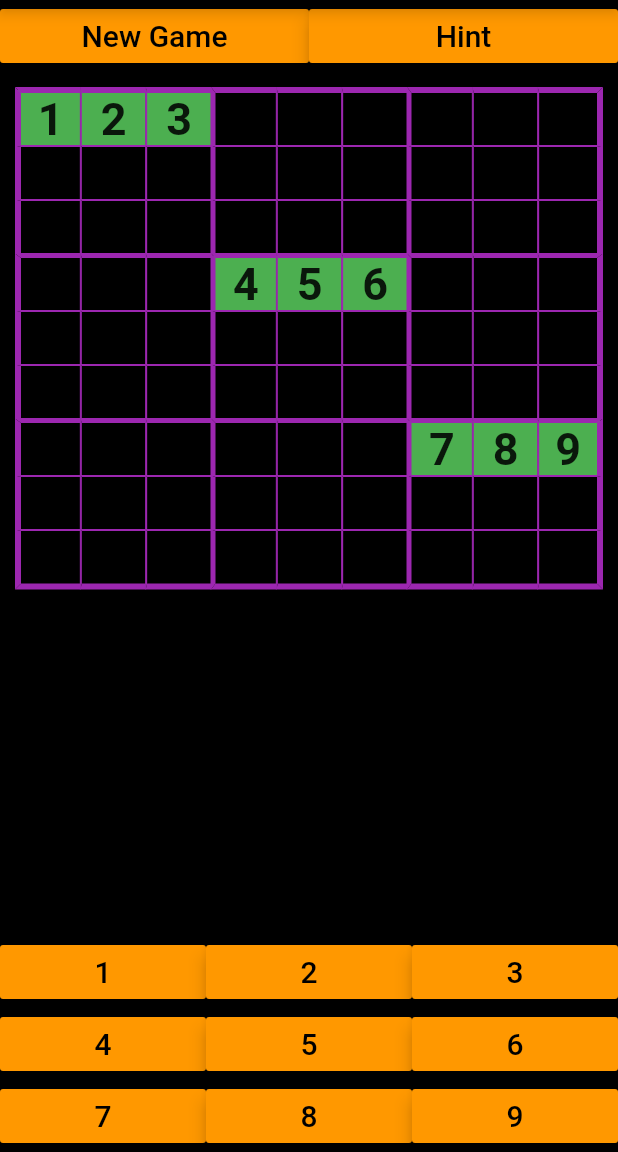
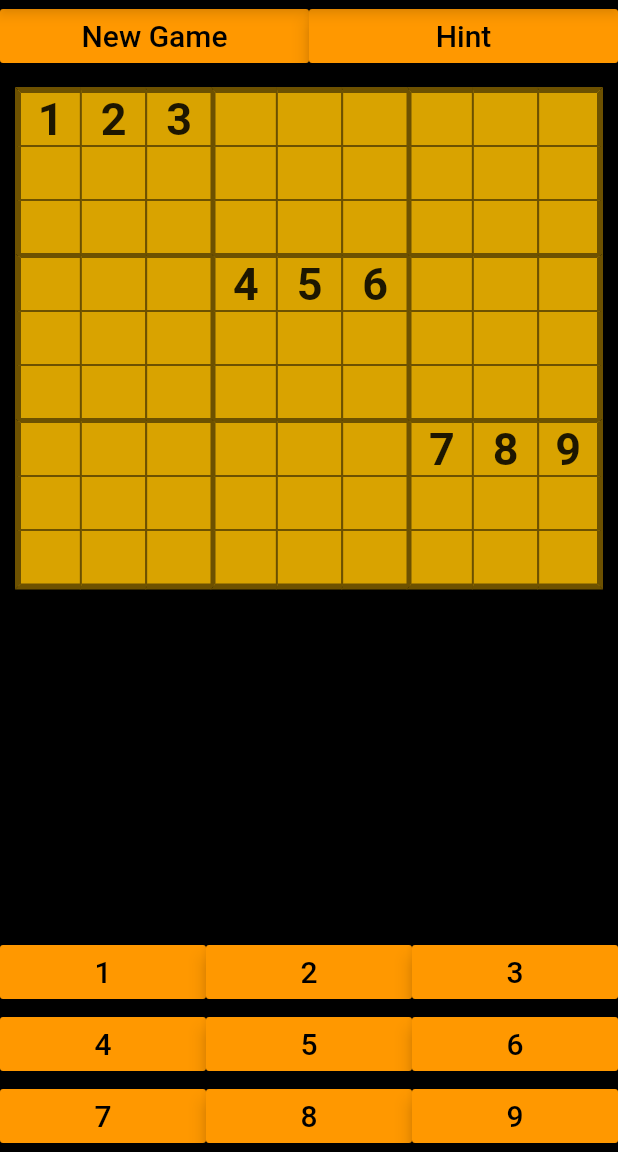
Before and after one commit to fhswf/sudoku, a Flutter app: the screen it shows after launch, on a phone screen of 412 x 824 dp, the part 84-1236 px from its top. Run offline on Flutter 3.47's test engine with Material 2 defaults, Android fonts, the phone set to English and light mode, and no system bars; our stand-ins replace tuple.

Commit message:
Buttons ausgelagert delete implementiert anfang von sudokuservice

```diff
--- a/lib/classes/boxstate.dart
+++ /dev/null
@@ -1,36 +0,0 @@
-import 'package:tuple/tuple.dart';
-
-/// Speichert den aktuellen Status eines Kästchens in dem Sudokufeld.
-class BoxState {
-  // Aktueller Wert in dem Kästchen.
-  // 0 bedeutet Kästchen ist nicht gefüllt.
-  int value;
-
-  // Wert der Lösung.
-  int solutionValue;
-
-  // Speichern, ob der Wert beim Start des Spiels bereits gefüllt ist.
-  bool isInitalValue;
-
-  Tuple2<int, int> position;
-
-  BoxState(int solutionValue, Tuple2<int, int> position,
-      {int value = 0, bool isInitalValue = false}) {
-    this.solutionValue = solutionValue;
-    this.value = value;
-    this.isInitalValue = isInitalValue;
-    this.position = position;
-  }
-
-  // Gibt zurück, ob der aktuelle Wert richtig ist.
-  bool correctAnswer() {
-    return this.value == this.solutionValue;
-  }
-
-  void updateValue(int value) {
-    // Frage, muss ich das immer in einem setState aufrufen, damit der Wert sich in der UI aktualisiert?
-    //setState(() =>
-    this.value = value;
-    //);
-  }
-}
--- a/lib/services/sudoku_service.dart
+++ b/lib/services/sudoku_service.dart
@@ -0,0 +1,43 @@
+class SudokuService {
+  List<List<dynamic>> resolution = [
+    [1, 2, 3, 4, 5, 6, 7, 8, 9],
+    [1, 2, 3, 4, 5, 6, 7, 8, 9],
+    [1, 2, 3, 4, 5, 6, 7, 8, 9],
+    [1, 2, 3, 4, 5, 6, 7, 8, 9],
+    [1, 2, 3, 4, 5, 6, 7, 8, 9],
+    [1, 2, 3, 4, 5, 6, 7, 8, 9],
+    [1, 2, 3, 4, 5, 6, 7, 8, 9],
+    [1, 2, 3, 4, 5, 6, 7, 8, 9],
+    [1, 2, 3, 4, 5, 6, 7, 8, 9],
+  ];
+
+  List<List<dynamic>> acutalValues = [
+    [1, 2, 3, 0, 0, 0, 0, 0, 0],
+    [0, 0, 0, 0, 0, 0, 0, 0, 0],
+    [0, 0, 0, 0, 0, 0, 0, 0, 0],
+    [0, 0, 0, 4, 5, 6, 0, 0, 0],
+    [0, 0, 0, 0, 0, 0, 0, 0, 0],
+    [0, 0, 0, 0, 0, 0, 0, 0, 0],
+    [0, 0, 0, 0, 0, 0, 7, 8, 9],
+    [0, 0, 0, 0, 0, 0, 0, 0, 0],
+    [0, 0, 0, 0, 0, 0, 0, 0, 0],
+  ];
+
+  final List<List<dynamic>> initialValues = [
+    [1, 2, 3, 0, 0, 0, 0, 0, 0],
+    [0, 0, 0, 0, 0, 0, 0, 0, 0],
+    [0, 0, 0, 0, 0, 0, 0, 0, 0],
+    [0, 0, 0, 4, 5, 6, 0, 0, 0],
+    [0, 0, 0, 0, 0, 0, 0, 0, 0],
+    [0, 0, 0, 0, 0, 0, 0, 0, 0],
+    [0, 0, 0, 0, 0, 0, 7, 8, 9],
+    [0, 0, 0, 0, 0, 0, 0, 0, 0],
+    [0, 0, 0, 0, 0, 0, 0, 0, 0],
+  ];
+
+  int difficulty = 0;
+
+  SudokuService(int difficulty) {
+    this.difficulty = difficulty;
+  }
+}
--- a/lib/widgets/box.dart
+++ b/lib/widgets/box.dart
@@ -19,17 +19,20 @@ class Box extends StatefulWidget {
 
   Function callback;
 
+  Function delete;
+
   Box(int solutionValue, Tuple2<int, int> position, Function callback,
+      Function delete,
       {int value = 0, bool isInitalValue = false, bool isSelected = false}) {
     this.solutionValue = solutionValue;
     this.value = value;
     this.isInitalValue = isInitalValue;
     this.position = position;
     this.callback = callback;
+    this.delete = delete;
     this.isSelected = isSelected;
   }
 
-  // Gibt zurück, ob der aktuelle Wert richtig ist.
   bool correctAnswer() {
     return this.value == this.solutionValue;
   }
@@ -38,11 +41,6 @@ class Box extends StatefulWidget {
     if (this.value == 0) return '';
     return this.value.toString();
   }
-
-//  MaterialColor getBorderColor() {
-//    if (isInitalValue) return Colors.red;
-//   if (isSelected) return Colors.blue;
-//  }
 
   @override
   _BoxState createState() => _BoxState();
@@ -62,7 +60,7 @@ class _BoxState extends State<Box> {
           if (!widget.isInitalValue) widget.callback(widget.position);
         },
         onLongPress: () {
-          if (!widget.isInitalValue) {/* Wert löschen */}
+          if (!widget.isInitalValue) widget.delete(widget.position);
         },
         child: Container(
           margin: EdgeInsets.only(
@@ -72,29 +70,29 @@ class _BoxState extends State<Box> {
               bottom: marginBottom),
           decoration: BoxDecoration(
             color: widget.isSelected
-                ? Colors.blue
-                : widget.correctAnswer() ? Colors.green : null,
+                ? Color.fromRGBO(8, 145, 207, 1)
+                : Color.fromRGBO(217, 163, 0, 1),
             border: Border(
               top: BorderSide(
                 //                    <--- top side
-                color: Colors.purple,
+                color: Color.fromRGBO(109, 81, 0, 1),
                 width: widget.position.item1 % 3 != 0
                     ? 1.0
                     : widget.position.item1 == 0 ? 4.0 : 3.0,
               ),
               right: BorderSide(
                 //                   <--- left side
-                color: Colors.purple,
+                color: Color.fromRGBO(109, 81, 0, 1),
                 width: widget.position.item2 == 8 ? 4.0 : 0.0,
               ),
               bottom: BorderSide(
                 //                    <--- top side
-                color: Colors.purple,
+                color: Color.fromRGBO(109, 81, 0, 1),
                 width: widget.position.item1 == 8 ? 4.0 : 0.0,
               ),
               left: BorderSide(
                 //                   <--- left side
-                color: Colors.purple,
+                color: Color.fromRGBO(109, 81, 0, 1),
                 width: widget.position.item2 % 3 != 0
                     ? 1.0
                     : widget.position.item2 == 0 ? 4.0 : 3.0,
--- a/lib/widgets/homepage.dart
+++ b/lib/widgets/homepage.dart
@@ -1,6 +1,9 @@
 import 'package:flutter/material.dart';
 import 'package:sudoku/widgets/sudoku.dart';
 import 'package:tuple/tuple.dart';
+import 'menubuttons.dart';
+import 'numberbuttons.dart';
+import '../services/sudoku_service.dart';
 
 class HomePage extends StatefulWidget {
   final String title;
@@ -44,12 +47,13 @@ class HomePage extends StatefulWidget {
   ];
 
   void initGame() {
+    SudokuService service = SudokuService(1);
     // Erstellt keine Tiefe Kopie
     // acutalValues = new List<List<dynamic>>.from(initialValues);
   }
 
   HomePage({Key key, this.title}) : super(key: key) {
-    initGame();
+    // initGame();
   }
 
   @override
@@ -73,44 +77,11 @@ class _HomePageState extends State<HomePage> {
     setState(() => widget.selectedBox = tuple);
   }
 
-  // Auslagen in ein Statless Widget
-  List<Widget> createNumberButtons() {
-    List<Widget> buttons = List<Widget>();
-    List<Widget> aligns = List<Widget>();
-
-    for (int i = 1; i <= 9; i++) {
-      buttons.add(
-        Expanded(
-          child: RaisedButton(
-            onPressed: () {
-              setNumber(i);
-            },
-            child: Text((i).toString(), style: TextStyle(fontSize: 20)),
-            color: Colors.orange,
-            textColor: Colors.black,
-            elevation: 5,
-          ),
-        ),
-      );
-
-      if (i % 3 == 0) {
-        aligns.add(
-          Align(
-            alignment: FractionalOffset.bottomCenter,
-            child: Row(
-              crossAxisAlignment: CrossAxisAlignment.center,
-              mainAxisSize: MainAxisSize.max,
-              mainAxisAlignment: MainAxisAlignment.end,
-              children: buttons,
-            ),
-          ),
-        );
-
-        buttons = List<Widget>();
-      }
-    }
-
-    return aligns;
+  void delete(Tuple2 tuple) {
+    setState(() {
+      widget.acutalValues[tuple.item1][tuple.item2] = 0;
+      widget.selectedBox = tuple;
+    });
   }
 
   @override
@@ -128,46 +99,19 @@ class _HomePageState extends State<HomePage> {
             // ),
           ),
           child: Column(children: [
-            Align(
-              alignment: FractionalOffset.topCenter,
-              heightFactor: 1,
-              child: Row(
-                crossAxisAlignment: CrossAxisAlignment.center,
-                mainAxisSize: MainAxisSize.max,
-                children: <Widget>[
-                  Expanded(
-                    child: RaisedButton(
-                      onPressed: () {},
-                      child: const Text('New Game',
-                          style: TextStyle(fontSize: 20)),
-                      color: Colors.orange,
-                      textColor: Colors.black,
-                      elevation: 5,
-                    ),
-                  ),
-                  Expanded(
-                    child: RaisedButton(
-                      onPressed: () {},
-                      child: const Text('Hint', style: TextStyle(fontSize: 20)),
-                      color: Colors.orange,
-                      textColor: Colors.black,
-                      elevation: 5,
-                    ),
-                  ),
-                ],
-              ),
-            ),
+            MenuButtons(),
             Expanded(
               child: Sudoku(
                   resolution: widget.resolution,
                   acutalValues: widget.acutalValues,
                   initialValues: widget.initialValues,
                   callback: this.changeSelected,
+                  delete: this.delete,
                   selectedBox: widget.selectedBox),
             ),
-            Column(
-              children: createNumberButtons(),
-            )
+            NumberButtons(
+              this.setNumber,
+            ),
           ]),
         ));
   }
--- /dev/null
+++ b/lib/widgets/menubuttons.dart
@@ -0,0 +1,35 @@
+import 'package:flutter/material.dart';
+
+class MenuButtons extends StatelessWidget {
+  @override
+  Widget build(BuildContext context) {
+    return Align(
+      alignment: FractionalOffset.topCenter,
+      heightFactor: 1,
+      child: Row(
+        crossAxisAlignment: CrossAxisAlignment.center,
+        mainAxisSize: MainAxisSize.max,
+        children: <Widget>[
+          Expanded(
+            child: RaisedButton(
+              onPressed: () {},
+              child: const Text('New Game', style: TextStyle(fontSize: 20)),
+              color: Colors.orange,
+              textColor: Colors.black,
+              elevation: 5,
+            ),
+          ),
+          Expanded(
+            child: RaisedButton(
+              onPressed: () {},
+              child: const Text('Hint', style: TextStyle(fontSize: 20)),
+              color: Colors.orange,
+              textColor: Colors.black,
+              elevation: 5,
+            ),
+          ),
+        ],
+      ),
+    );
+  }
+}
--- /dev/null
+++ b/lib/widgets/numberbuttons.dart
@@ -0,0 +1,55 @@
+import 'package:flutter/material.dart';
+
+class NumberButtons extends StatelessWidget {
+  Function setNumber;
+
+  NumberButtons(Function setNumber) {
+    this.setNumber = setNumber;
+  }
+
+  List<Widget> createNumberButtons() {
+    List<Widget> buttons = List<Widget>();
+    List<Widget> aligns = List<Widget>();
+
+    for (int i = 1; i <= 9; i++) {
+      buttons.add(
+        Expanded(
+          child: RaisedButton(
+            onPressed: () {
+              this.setNumber(i);
+            },
+            child: Text((i).toString(), style: TextStyle(fontSize: 20)),
+            color: Colors.orange,
+            textColor: Colors.black,
+            elevation: 5,
+          ),
+        ),
+      );
+
+      if (i % 3 == 0) {
+        aligns.add(
+          Align(
+            alignment: FractionalOffset.bottomCenter,
+            child: Row(
+              crossAxisAlignment: CrossAxisAlignment.center,
+              mainAxisSize: MainAxisSize.max,
+              mainAxisAlignment: MainAxisAlignment.end,
+              children: buttons,
+            ),
+          ),
+        );
+
+        buttons = List<Widget>();
+      }
+    }
+
+    return aligns;
+  }
+
+  @override
+  Widget build(BuildContext context) {
+    return Column(
+      children: createNumberButtons(),
+    );
+  }
+}
--- a/lib/widgets/sudoku.dart
+++ b/lib/widgets/sudoku.dart
@@ -7,6 +7,7 @@ class Sudoku extends StatefulWidget {
   List<List<dynamic>> acutalValues;
   List<List<dynamic>> initialValues;
   Function callback;
+  Function delete;
   Tuple2<int, int> selectedBox;
 
   Sudoku(
@@ -15,12 +16,14 @@ class Sudoku extends StatefulWidget {
       this.acutalValues,
       this.initialValues,
       this.callback,
+      this.delete,
       this.selectedBox})
       : super(key: key) {
     this.resolution = resolution;
     this.acutalValues = acutalValues;
     this.initialValues = initialValues;
     this.callback = callback;
+    this.delete = delete;
     this.selectedBox = selectedBox;
   }
 
@@ -42,6 +45,7 @@ class _SudokuState extends State<Sudoku> {
             widget.selectedBox.item1 == i && widget.selectedBox.item2 == j;
 
         var box = Box(widget.resolution[i][j], Tuple2(i, j), widget.callback,
+            widget.delete,
             value: widget.acutalValues[i][j],
             isInitalValue:
                 widget.acutalValues[i][j] == widget.initialValues[i][j] &&
```
